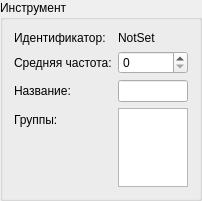
Qt form boxins.ui (mcstarioni/OBOSSANIY-CURSACH) before a commit.
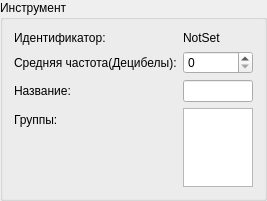
The same form after that commit.

Patch:
```diff
--- a/boxins.ui
+++ b/boxins.ui
@@ -28,7 +28,7 @@
      <item row="1" column="0">
       <widget class="QLabel" name="freqTitle">
        <property name="text">
-        <string>Средняя частота:</string>
+        <string>Средняя частота(Децибелы):</string>
        </property>
       </widget>
      </item>
```
